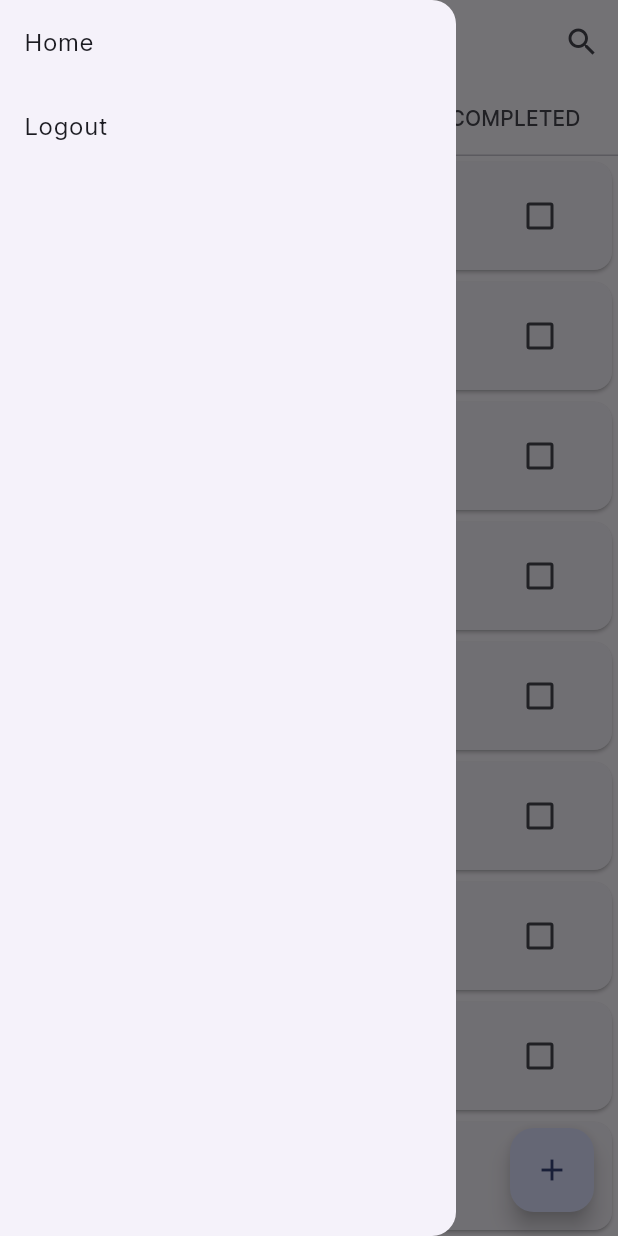
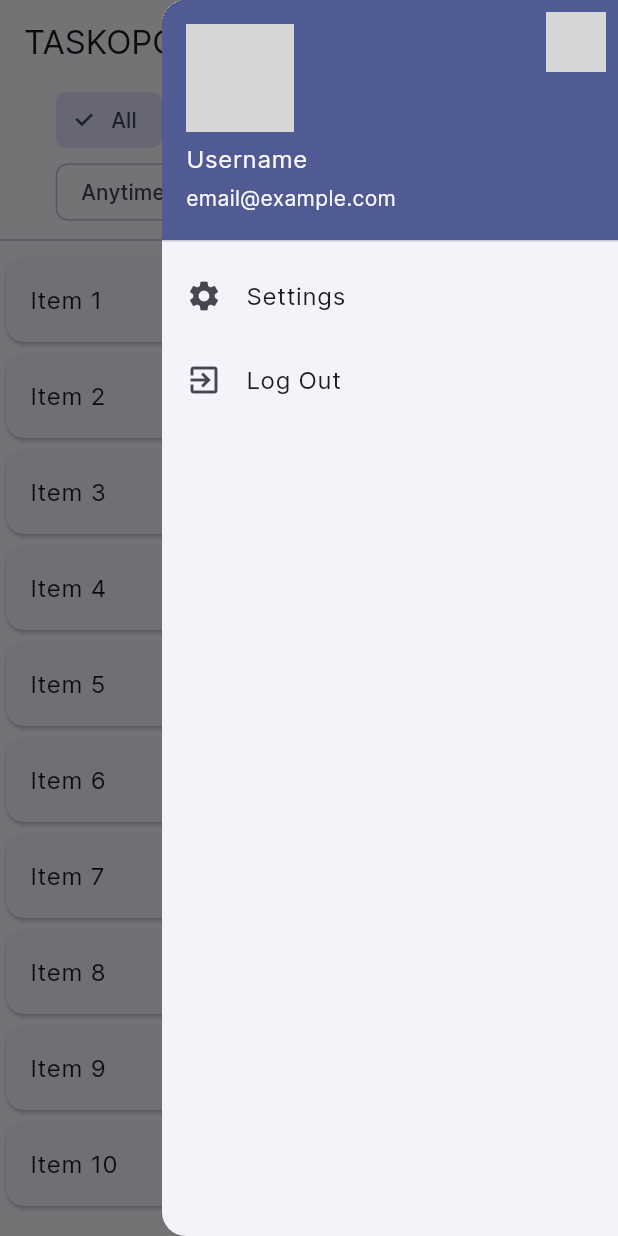
Before and after one commit to indezah/taskapolis, a Flutter app: the screen it shows once a user with an empty profile is signed in, with the side drawer open, on a phone screen of 412 x 824 dp. Run offline on Flutter 3.47's test engine with Material 2 defaults, Android fonts, the phone set to English and light mode, and no system bars; our stand-ins replace firebase_auth, firebase_core; missing offline and left inert: dart:ffi; accounts and stored records are empty; network calls fail; Roboto replaces fonts that are missing (Space-Grotesk); grey boxes are pictures that could not be loaded.

Commit message:
revamped the home page (dummies)

```diff
--- a/lib/pages/home.dart
+++ b/lib/pages/home.dart
@@ -8,247 +8,105 @@ class HomePage extends StatefulWidget {
   _HomePageState createState() => _HomePageState();
 }
 
-class _HomePageState extends State<HomePage> with TickerProviderStateMixin {
-  late final TabController _tabController;
+class _HomePageState extends State<HomePage> {
+  final GlobalKey<ScaffoldState> _scaffoldKey = new GlobalKey<ScaffoldState>();
 
-  final user = FirebaseAuth.instance.currentUser;
-
-  @override
-  void initState() {
-    super.initState();
-    _tabController = TabController(length: 3, vsync: this);
+  void _showProfileDialog() {
+    _scaffoldKey.currentState?.openEndDrawer();
   }
-
-  void dispose() {
-    _tabController.dispose();
-    super.dispose();
-  }
-
-  final allTasks = [
-    'Task 1',
-    'Task 2',
-    'Task 3',
-    'Task 3',
-    'Task 3',
-    'Task 3',
-    'Task 3',
-    'Task 3',
-    'Task 3',
-    'Task 3',
-    'Task 3',
-    'Task 3',
-    'Task 3',
-    'Task 4',
-    'Task 5',
-  ];
-
-  final pendingTasks = [
-    'Task 1',
-    'Task 3',
-    'Task 3',
-    'Task 3',
-    'Task 3',
-    'Task 3',
-    'Task 5',
-  ];
-
-  final completedTasks = [
-    'Task 2',
-    'Task w4',
-    'Task 4',
-  ];
 
   @override
   Widget build(BuildContext context) {
-    return DefaultTabController(
-      initialIndex: 1,
-      length: 3,
-      child: Scaffold(
-        drawer: Drawer(
+    return Scaffold(
+      key: _scaffoldKey,
+      appBar: AppBar(
+        title: Text('TASKOPOLIS'),
+        actions: <Widget>[
+          IconButton(
+            icon: CircleAvatar(
+              backgroundImage: NetworkImage('https://via.placeholder.com/150'), // Replace with your image url
+            ),
+            onPressed: _showProfileDialog,
+          ),
+        ],
+      ),
+      endDrawer: Drawer(
         child: ListView(
-            children: [
+          padding: EdgeInsets.zero,
+          children: <Widget>[
+            UserAccountsDrawerHeader(
+              accountName: Text('Username'), // Replace with actual username
+              accountEmail: Text('email@example.com'), // Replace with actual email
+              currentAccountPicture: CircleAvatar(
+                backgroundImage: NetworkImage('https://via.placeholder.com/150'), // Replace with your image url
+              ),
+            ),
             ListTile(
-                title: Text('Home'),
+              leading: Icon(Icons.settings),
+              title: Text('Settings'),
               onTap: () {
-                  // Navigate to the home page
-                  Navigator.pushReplacement(
-                    context,
-                    MaterialPageRoute(builder: (context) => HomePage()),
-                  );
+                // Add your settings logic here
               },
             ),
             ListTile(
-                title: Text('Logout'),
+              leading: Icon(Icons.exit_to_app),
+              title: Text('Log Out'),
               onTap: () {
-                  // Navigate to the settings page
-                  FirebaseAuth.instance.signOut().then((value) =>
-                      Navigator.pushReplacement(context,
-                          MaterialPageRoute(builder: (context) => AuthPage())));
+                // Add your log out logic here
               },
             ),
           ],
         ),
       ),
-
-        appBar: AppBar(
-          // scrolledUnderElevation: scrolledUnderElevation,
-          title: Center(
-              child: Text(
-            'TASKAPOLIS',
-            style: TextStyle(
-              fontFamily: 'Space-Grotesk',
-              fontWeight: FontWeight.bold, // Apply bold style
+      body: Column(
+        children: <Widget>[
+          Wrap(
+            spacing: 8.0,
+            children: <Widget>[
+              FilterChip(
+                label: Text('All'),
+                selected: true,
+                onSelected: (bool value) {
+                  print('All');
+                },
               ),
-          )),
-          bottom: TabBar(
-            controller: _tabController,
-            tabs: const <Widget>[
-              Tab(
-                text: 'ALL',
+              FilterChip(
+                label: Text('Today'),
+                onSelected: (bool value) {
+                  print('Today');
+                },
               ),
-              Tab(
-                text: 'PENDING',
+              FilterChip(
+                label: Text('Work'),
+                onSelected: (bool value) {
+                  print('Work');
+                },
               ),
-              Tab(
-                text: 'COMPLETED',
+              FilterChip(
+                label: Text('Shopping'),
+                onSelected: (bool value) {
+                  print('Shopping');
+                },
               ),
-            ],
-          ),
-          actions: <Widget>[
-            IconButton(
-              icon: Icon(Icons.search),
-              onPressed: () {
-                // // Implement search feature
-                // showSearch(context: context, delegate: TaskSearch(allTasks));
+              FilterChip(
+                label: Text('Anytime'),
+                onSelected: (bool value) {
+                  print('Anytime');
                 },
               ),
             ],
           ),
-        // bottomNavigationBar: NavigationBar(
-        //   onDestinationSelected: (int index) {
-        //     setState(() {
-        //       currentPageIndex = index;
-        //     });
-        //   },
-        //   indicatorColor: Colors.amber[800],
-        //   selectedIndex: currentPageIndex,
-        //   destinations: const <Widget>[
-        //     NavigationDestination(
-        //       selectedIcon: Icon(Icons.home),
-        //       icon: Icon(Icons.home_outlined),
-        //       label: 'Home',
-        //     ),
-        //     NavigationDestination(
-        //       icon: Icon(Icons.business),
-        //       label: 'Business',
-        //     ),
-        //     NavigationDestination(
-        //       selectedIcon: Icon(Icons.school),
-        //       icon: Icon(Icons.school_outlined),
-        //       label: 'School',
-        //     ),
-        //   ],
-        // ),
-        body: TabBarView(
-          controller: _tabController,
-          children: <Widget>[
-            RefreshIndicator(
-              onRefresh: () async {
-                // Reload the data here
-                // You can call your function to fetch the data here
-                // For example, fetchTodoItems();
-              },
+          Divider(),
+          Expanded(
             child: ListView.builder(
-                itemCount: allTasks.length,
+              itemCount: 10,
               itemBuilder: (context, index) {
-                  return Card(
-                    child: ListTile(
-                        title: Text(allTasks[index],
-                            style: TextStyle(
-                                fontFamily: 'Inter',
-                                fontWeight: FontWeight.w600)),
-                        leading: FlutterLogo(size: 56.0),
-                        subtitle: Text('Here is a second line'),
-                        trailing: Checkbox(
-                          onChanged: (value) => {
-                            // setState(() {
-                            //   allTasks[index].isDone = value!;
-                            // })
-                          },
-                          value: false,
-                        ),
-                        onTap: () {
-                          // Navigator.push(
-                          //   context,
-                          //   MaterialPageRoute(
-                          //       builder: (context) =>
-                          //           EditTaskPage(task: allTasks[index])),
-                          // );
-                        }),
-                  );
+                return Card(child: ListTile(title: Text('Item ${index + 1}'))); // Replace with your data
               },
             ),
           ),
-            Center(
-              child: Text("It's rainy here"),
-            ),
-            Center(
-              child: Text("It's sunny here"),
-            ),
         ],
-        ),
-        floatingActionButton: FloatingActionButton(
-          child: Icon(Icons.add),
-          onPressed: () {
-            // // Navigate to the task input screen
-            // Navigator.push(
-            //   context,
-            //   MaterialPageRoute(builder: (context) => AddTaskPage()),
-            // );
-          },
-        ),
       ),
     );
   }
-
-  // Widget _buildBody() {
-  //   switch (_currentIndex) {
-  //     case 0:
-  //       return ListView.builder(
-  //         itemCount: allTasks.length,
-  //         itemBuilder: (context, index) {
-  //           return ListTile(
-  //               title: Text(allTasks[index]),
-  //               onTap: () {
-  //                 Navigator.push(
-  //                   context,
-  //                   MaterialPageRoute(
-  //                       builder: (context) =>
-  //                           EditTaskPage(task: allTasks[index])),
-  //                 );
-  //               });
-  //         },
-  //       );
-  //     case 1:
-  //       return ListView.builder(
-  //         itemCount: pendingTasks.length,
-  //         itemBuilder: (context, index) {
-  //           return ListTile(
-  //             title: Text(pendingTasks[index]),
-  //           );
-  //         },
-  //       );
-  //     case 2:
-  //       return ListView.builder(
-  //         itemCount: completedTasks.length,
-  //         itemBuilder: (context, index) {
-  //           return ListTile(
-  //             title: Text(completedTasks[index]),
-  //           );
-  //         },
-  //       );
-  //     default:
-  //       return Container();
-  //   }
-  // }
 }
```
Lines whose indentation alone changed are shown as unchanged.
